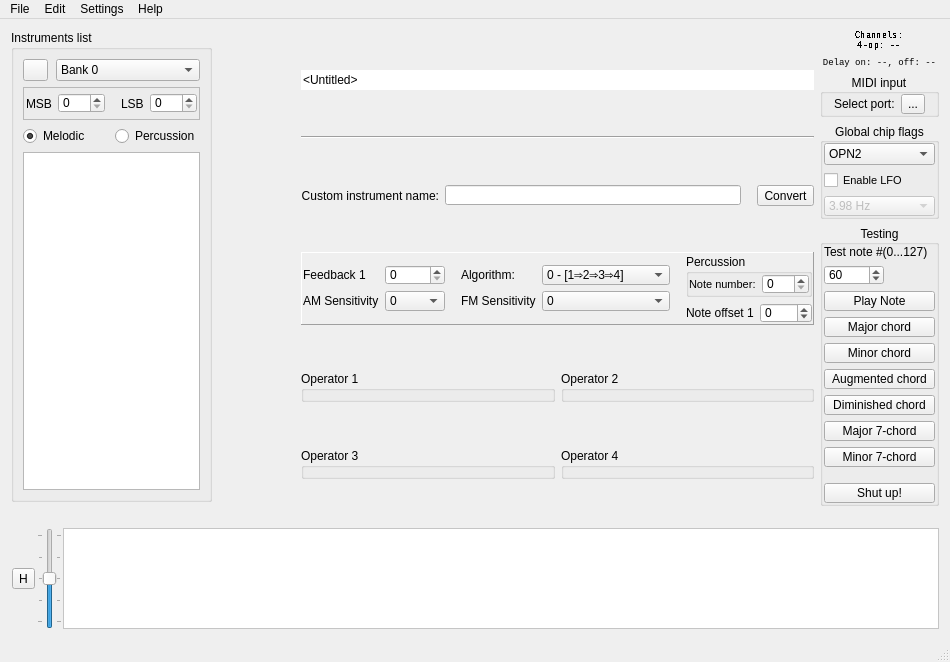
Before: the Qt Designer form src/bank_editor.ui in Wohlstand/OPN2BankEditor, drawn with Qt 5.
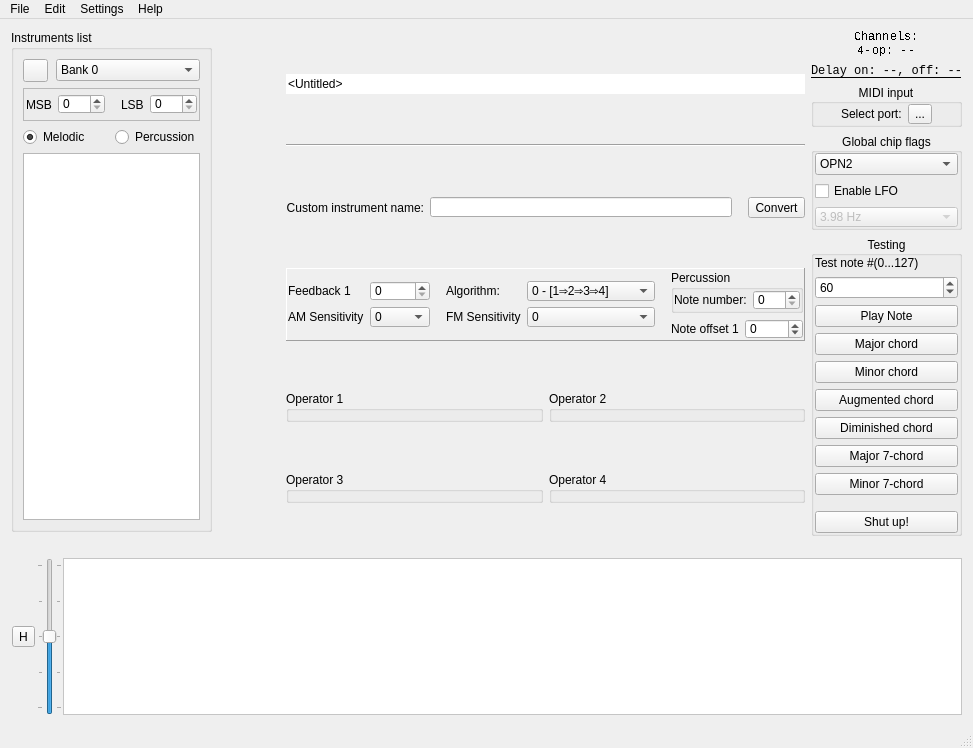
After: the same form once the commit is applied. Icons and pictures are not drawn. Custom widgets are drawn as their Qt base class.

Commit message: Improve UI look on macOS

```diff
--- a/src/bank_editor.ui
+++ b/src/bank_editor.ui
@@ -9,8 +9,8 @@
    <rect>
     <x>0</x>
     <y>0</y>
-    <width>950</width>
-    <height>662</height>
+    <width>973</width>
+    <height>748</height>
    </rect>
   </property>
   <property name="focusPolicy">
@@ -128,7 +128,7 @@
                  <number>0</number>
                 </property>
                 <item>
-                 <widget class="QPushButton" name="bankRename">
+                 <widget class="QToolButton" name="bankRename">
                   <property name="maximumSize">
                    <size>
                     <width>25</width>
@@ -352,6 +352,9 @@
                 <enum>QFrame::Raised</enum>
                </property>
                <layout class="QHBoxLayout" name="horizontalLayout_4">
+                <property name="sizeConstraint">
+                 <enum>QLayout::SetMinimumSize</enum>
+                </property>
                 <property name="leftMargin">
                  <number>1</number>
                 </property>
@@ -653,11 +656,6 @@
                       </property>
                       <item row="0" column="0">
                        <widget class="QLabel" name="label_27">
-                        <property name="font">
-                         <font>
-                          <pointsize>8</pointsize>
-                         </font>
-                        </property>
                         <property name="toolTip">
                          <string>&lt;html&gt;&lt;head/&gt;&lt;body&gt;&lt;p&gt;&lt;span style=&quot; font-weight:600;&quot;&gt;Fixed pitch note number&lt;/span&gt;&lt;/p&gt;&lt;p&gt;Instrument always plays the same note.&lt;/p&gt;&lt;p&gt;Recommended usage for the percussion instruments. If value is 0 - fixed pitch mode is disabled.&lt;/p&gt;&lt;/body&gt;&lt;/html&gt;</string>
                         </property>
@@ -762,6 +760,9 @@
                 <string>Operator 4</string>
                </property>
                <layout class="QVBoxLayout" name="verticalLayout_10">
+                <property name="sizeConstraint">
+                 <enum>QLayout::SetMinimumSize</enum>
+                </property>
                 <property name="leftMargin">
                  <number>1</number>
                 </property>
@@ -871,6 +872,9 @@
                 <string>Operator 2</string>
                </property>
                <layout class="QVBoxLayout" name="verticalLayout_7">
+                <property name="sizeConstraint">
+                 <enum>QLayout::SetMinimumSize</enum>
+                </property>
                 <property name="leftMargin">
                  <number>1</number>
                 </property>
@@ -901,6 +905,9 @@
                 <string>Operator 3</string>
                </property>
                <layout class="QVBoxLayout" name="verticalLayout_9">
+                <property name="sizeConstraint">
+                 <enum>QLayout::SetMinimumSize</enum>
+                </property>
                 <property name="leftMargin">
                  <number>1</number>
                 </property>
@@ -931,6 +938,9 @@
                 <string>Operator 1</string>
                </property>
                <layout class="QVBoxLayout" name="verticalLayout_8">
+                <property name="sizeConstraint">
+                 <enum>QLayout::SetMinimumSize</enum>
+                </property>
                 <property name="leftMargin">
                  <number>1</number>
                 </property>
@@ -1019,7 +1029,6 @@
             <property name="font">
              <font>
               <family>Monospace</family>
-              <pointsize>7</pointsize>
               <stylestrategy>NoAntialias</stylestrategy>
              </font>
             </property>
@@ -1043,7 +1052,7 @@
             <property name="font">
              <font>
               <family>Monospace</family>
-              <pointsize>7</pointsize>
+              <underline>true</underline>
              </font>
             </property>
             <property name="text">
@@ -1171,11 +1180,6 @@
              </item>
              <item>
               <widget class="QCheckBox" name="lfoEnable">
-               <property name="font">
-                <font>
-                 <pointsize>8</pointsize>
-                </font>
-               </property>
                <property name="toolTip">
                 <string>&lt;html&gt;&lt;head/&gt;&lt;body&gt;&lt;p&gt;&lt;span style=&quot; font-weight:600;&quot;&gt;The LFO (Low frequency Oscillator)&lt;/span&gt; is used to distort the FM sound's amplitude and phase.&lt;/p&gt;&lt;/body&gt;&lt;/html&gt;</string>
                </property>
@@ -1252,6 +1256,9 @@
              <set>Qt::AlignCenter</set>
             </property>
             <layout class="QVBoxLayout" name="verticalLayout_2">
+             <property name="sizeConstraint">
+              <enum>QLayout::SetMinimumSize</enum>
+             </property>
              <property name="leftMargin">
               <number>1</number>
              </property>
@@ -1273,12 +1280,6 @@
              </item>
              <item>
               <widget class="QSpinBox" name="noteToTest">
-               <property name="maximumSize">
-                <size>
-                 <width>60</width>
-                 <height>20</height>
-                </size>
-               </property>
                <property name="toolTip">
                 <string>Current note position (60 is a C of a first octave).
 Available from 0 to 127</string>
@@ -1293,12 +1294,6 @@
              </item>
              <item>
               <widget class="QPushButton" name="testNote">
-               <property name="maximumSize">
-                <size>
-                 <width>16777215</width>
-                 <height>20</height>
-                </size>
-               </property>
                <property name="toolTip">
                 <string>Play a single note. Hold button to play sound, release button to off note.</string>
                </property>
@@ -1309,12 +1304,6 @@
              </item>
              <item>
               <widget class="QPushButton" name="testMajor">
-               <property name="maximumSize">
-                <size>
-                 <width>16777215</width>
-                 <height>20</height>
-                </size>
-               </property>
                <property name="toolTip">
                 <string>Play a major triad chord relative to selected note. Hold button to play sound, release button to off note.</string>
                </property>
@@ -1325,12 +1314,6 @@
              </item>
              <item>
               <widget class="QPushButton" name="testMinor">
-               <property name="maximumSize">
-                <size>
-                 <width>16777215</width>
-                 <height>20</height>
-                </size>
-               </property>
                <property name="toolTip">
                 <string>Play a minor triad chord relative to selected note. Hold button to play sound, release button to off note.</string>
                </property>
@@ -1341,12 +1324,6 @@
              </item>
              <item>
               <widget class="QPushButton" name="testAugmented">
-               <property name="maximumSize">
-                <size>
-                 <width>16777215</width>
-                 <height>20</height>
-                </size>
-               </property>
                <property name="toolTip">
                 <string>Play a augmented triad chord relative to selected note. Hold button to play sound, release button to off note.</string>
                </property>
@@ -1357,12 +1334,6 @@
              </item>
              <item>
               <widget class="QPushButton" name="testDiminished">
-               <property name="maximumSize">
-                <size>
-                 <width>16777215</width>
-                 <height>20</height>
-                </size>
-               </property>
                <property name="toolTip">
                 <string>Play a diminished triad chord relative to selected note. Hold button to play sound, release button to off note.</string>
                </property>
@@ -1373,12 +1344,6 @@
              </item>
              <item>
               <widget class="QPushButton" name="testMajor7">
-               <property name="maximumSize">
-                <size>
-                 <width>16777215</width>
-                 <height>20</height>
-                </size>
-               </property>
                <property name="toolTip">
                 <string>Play a major seventh chord relative to selected note. Hold button to play sound, release button to off note.</string>
                </property>
@@ -1389,12 +1354,6 @@
              </item>
              <item>
               <widget class="QPushButton" name="testMinor7">
-               <property name="maximumSize">
-                <size>
-                 <width>16777215</width>
-                 <height>20</height>
-                </size>
-               </property>
                <property name="toolTip">
                 <string>Play a minor seventh chord relative to selected note. Hold button to play sound, release button to off note.</string>
                </property>
@@ -1418,12 +1377,6 @@
              </item>
              <item>
               <widget class="QPushButton" name="shutUp">
-               <property name="maximumSize">
-                <size>
-                 <width>16777215</width>
-                 <height>20</height>
-                </size>
-               </property>
                <property name="toolTip">
                 <string>Mute all playing/sustaining notes in all channels</string>
                </property>
@@ -1630,8 +1583,8 @@
     <rect>
      <x>0</x>
      <y>0</y>
-     <width>950</width>
-     <height>19</height>
+     <width>973</width>
+     <height>22</height>
     </rect>
    </property>
    <widget class="QMenu" name="menuFile">
```
Left out of the diff: 2 changed lines with no effect on the pictures. The commit also changes 1 other file.
